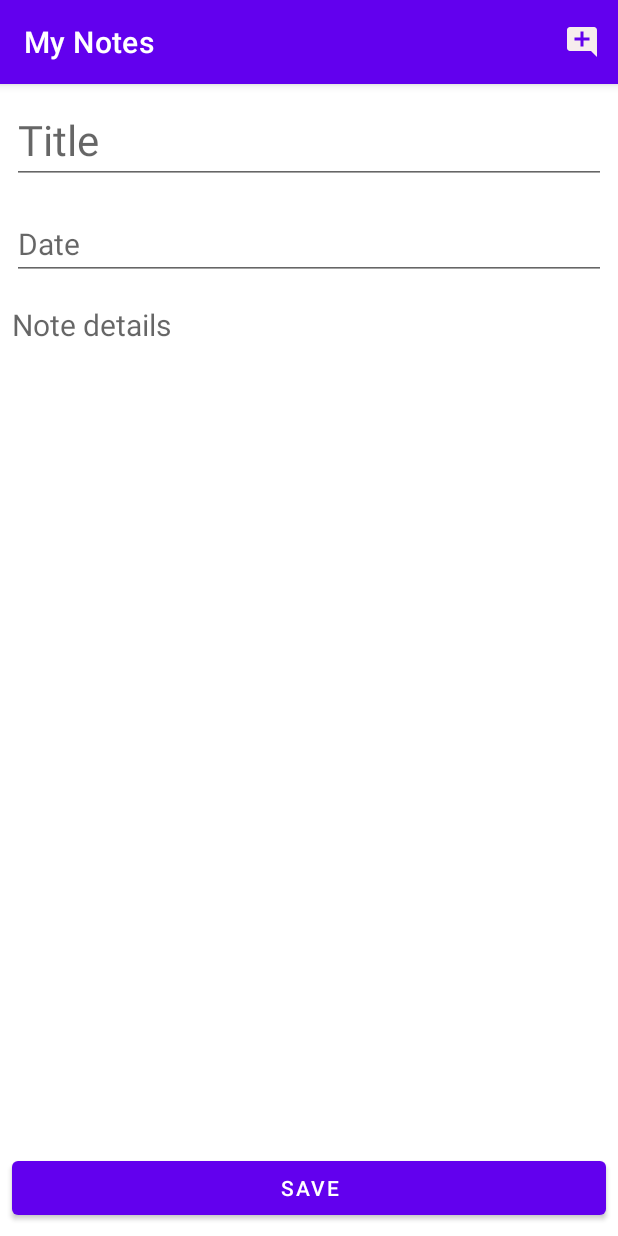
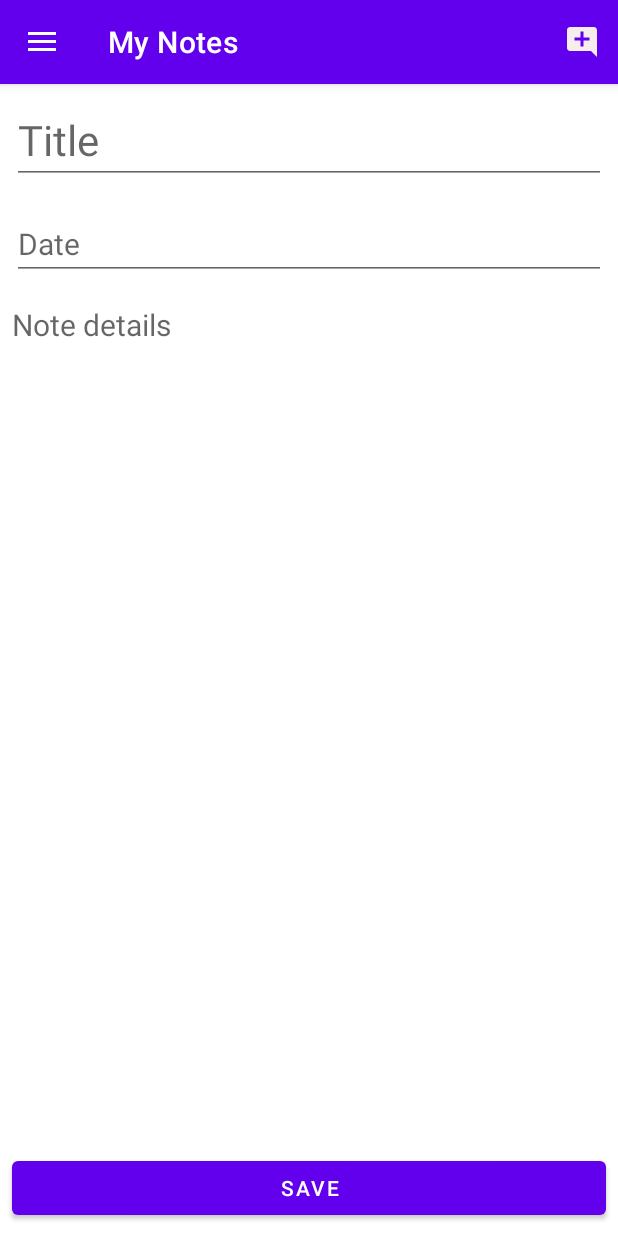
Before and after one commit to RomanGavrilovM/myNote, an Android app: the screen it shows after launch (MainActivity), after a tap on "Create note", on a phone screen of 412 x 824 dp. Run offline under Robolectric (Android 15) with nearby library versions, the phone set to English and light mode, and no system bars.

Commit message:
добавлен навигационный чертеж без логики и функциональность NavigationDrawer

```diff
--- a/app/src/main/java/com/example/mynote/ui/MainActivity.java
+++ b/app/src/main/java/com/example/mynote/ui/MainActivity.java
@@ -2,21 +2,29 @@ package com.example.mynote.ui;
 
 import androidx.annotation.NonNull;
 import androidx.annotation.Nullable;
+import androidx.appcompat.app.ActionBarDrawerToggle;
 import androidx.appcompat.app.AppCompatActivity;
 import androidx.appcompat.widget.Toolbar;
+import androidx.core.view.GravityCompat;
+import androidx.drawerlayout.widget.DrawerLayout;
 import androidx.fragment.app.FragmentManager;
 
-
+import android.annotation.SuppressLint;
 import android.os.Bundle;
 import android.view.Menu;
 import android.view.MenuInflater;
 import android.view.MenuItem;
+
+import com.google.android.material.navigation.NavigationView;
 
 import com.example.mynote.R;
 import com.example.mynote.domain.Note;
 
 public class MainActivity extends AppCompatActivity implements NotesListFragment.Controller, NoteEditFragment.Controller {
     private Toolbar toolbar;
+    private DrawerLayout drawer;
+    private NavigationView navigationView;
+
     private final FragmentManager fragmentManager = getSupportFragmentManager();
 
     @Override
@@ -25,14 +33,19 @@ public class MainActivity extends AppCompatActivity implements NotesListFragment
         setContentView(R.layout.activity_main);
 
         initToolbar();
-        initNotesListFragment();
+        initDrawer();
+        initNavigationView();
+        initDefaultFragment(savedInstanceState);
     }
 
-    private void initNotesListFragment() {
-        fragmentManager
-                .beginTransaction()
-                .add(R.id.fragment_container, new NotesListFragment())
-                .commit();
+    private void initDefaultFragment(Bundle savedInstanceState) {
+        if (savedInstanceState == null) {
+            fragmentManager
+                    .beginTransaction()
+                    .add(R.id.fragment_container, new NotesListFragment())
+                    .commit();
+            navigationView.setCheckedItem(R.id.drawer_item_notes_list);
+        }
     }
 
     @Override
@@ -45,19 +58,28 @@ public class MainActivity extends AppCompatActivity implements NotesListFragment
     @Override
     public boolean onOptionsItemSelected(@NonNull MenuItem item) {
         if (item.getItemId() == R.id.new_note_menu) {
-            openNoteScreen(null);
+            openNoteEditScreen(null);
             return true;
         }
         return super.onOptionsItemSelected(item);
     }
 
     @Override
-    public void openNoteScreen(@Nullable Note item) {
+    public void onBackPressed() {
+        if (drawer.isDrawerOpen(GravityCompat.START)){
+            drawer.closeDrawer(GravityCompat.START);
+        } else {
+            super.onBackPressed();
+        }
+    }
+
+    @Override
+    public void openNoteEditScreen(@Nullable Note item){
         fragmentManager
                 .beginTransaction()
                 .replace(R.id.fragment_container, NoteEditFragment.newInstance(item))
-                .addToBackStack(null)
                 .commit();
+        navigationView.setCheckedItem(R.id.drawer_item_note_edit);
     }
 
     @Override
@@ -65,12 +87,36 @@ public class MainActivity extends AppCompatActivity implements NotesListFragment
         fragmentManager
                 .beginTransaction()
                 .replace(R.id.fragment_container, NotesListFragment.newInstance(item))
-                .addToBackStack(null)
                 .commit();
+        navigationView.setCheckedItem(R.id.drawer_item_notes_list);
     }
 
     private void initToolbar() {
         toolbar = findViewById(R.id.toolbar);
         setSupportActionBar(toolbar);
     }
+
+    private void initDrawer() {
+        drawer = findViewById(R.id.navigation_drawer_layout);
+        ActionBarDrawerToggle drawerToggle = new ActionBarDrawerToggle(this, drawer, toolbar,
+                R.string.navigation_drawer_open, R.string.navigation_drawer_close);
+        drawer.addDrawerListener(drawerToggle);
+        drawerToggle.syncState();
+    }
+    @SuppressLint("NonConstantResourceId")
+    private void initNavigationView() {
+        navigationView = findViewById(R.id.navigation_view);
+        navigationView.setNavigationItemSelectedListener(item -> {
+            switch (item.getItemId()) {
+                case R.id.drawer_item_notes_list:
+                    openNotesListScreen(null);
+                    break;
+                case R.id.drawer_item_note_edit:
+                    openNoteEditScreen(null);
+                    break;
+            }
+            drawer.closeDrawer(GravityCompat.START);
+            return true;
+        });
+    }
 }
--- a/app/src/main/java/com/example/mynote/ui/NotesListFragment.java
+++ b/app/src/main/java/com/example/mynote/ui/NotesListFragment.java
@@ -26,7 +26,7 @@ public class NotesListFragment extends Fragment {
     private final NotesAdapter adapter = new NotesAdapter();
 
     interface Controller {
-        void openNoteScreen(Note item);
+        void openNoteEditScreen(Note item);
     }
 
     public static NotesListFragment newInstance(Note item) {
@@ -78,7 +78,7 @@ public class NotesListFragment extends Fragment {
 
     private void onItemClick(Note item) {
 
-        controller.openNoteScreen(item);
+        controller.openNoteEditScreen(item);
     }
 
     private void getArgs() {
--- /dev/null
+++ b/app/src/main/res/drawable/ic_note_add.xml
@@ -0,0 +1,5 @@
+<vector android:autoMirrored="true" android:height="24dp"
+    android:tint="#F6EDED" android:viewportHeight="24"
+    android:viewportWidth="24" android:width="24dp" xmlns:android="http://schemas.android.com/apk/res/android">
+    <path android:fillColor="@android:color/white" android:pathData="M14,2L6,2c-1.1,0 -1.99,0.9 -1.99,2L4,20c0,1.1 0.89,2 1.99,2L18,22c1.1,0 2,-0.9 2,-2L20,8l-6,-6zM16,16h-3v3h-2v-3L8,16v-2h3v-3h2v3h3v2zM13,9L13,3.5L18.5,9L13,9z"/>
+</vector>
--- /dev/null
+++ b/app/src/main/res/drawable/ic_notes_list.xml
@@ -0,0 +1,5 @@
+<vector android:autoMirrored="true" android:height="24dp"
+    android:tint="#F6EDED" android:viewportHeight="24"
+    android:viewportWidth="24" android:width="24dp" xmlns:android="http://schemas.android.com/apk/res/android">
+    <path android:fillColor="@android:color/white" android:pathData="M3,14h4v-4H3V14zM3,19h4v-4H3V19zM3,9h4V5H3V9zM8,14h13v-4H8V14zM8,19h13v-4H8V19zM8,5v4h13V5H8z"/>
+</vector>
--- a/app/src/main/res/layout/activity_main.xml
+++ b/app/src/main/res/layout/activity_main.xml
@@ -1,28 +1,41 @@
 <?xml version="1.0" encoding="utf-8"?>
-<LinearLayout xmlns:android="http://schemas.android.com/apk/res/android"
+<androidx.drawerlayout.widget.DrawerLayout xmlns:android="http://schemas.android.com/apk/res/android"
     xmlns:app="http://schemas.android.com/apk/res-auto"
     xmlns:tools="http://schemas.android.com/tools"
+    android:id="@+id/navigation_drawer_layout"
     android:layout_width="match_parent"
     android:layout_height="match_parent"
-    android:orientation="vertical"
-    tools:context=".ui.MainActivity">
+    android:fitsSystemWindows="true"
+    tools:context=".ui.MainActivity"
+    tools:openDrawer="start">
 
-    <com.google.android.material.appbar.AppBarLayout
+    <LinearLayout
         android:layout_width="match_parent"
-        android:layout_height="wrap_content">
+        android:layout_height="match_parent"
+        android:orientation="vertical">
 
         <androidx.appcompat.widget.Toolbar
             android:id="@+id/toolbar"
             android:layout_width="match_parent"
-            android:layout_height="wrap_content"
+            android:layout_height="?attr/actionBarSize"
             android:background="?attr/colorPrimary"
-            app:title="@string/app_name"
-            app:titleTextColor="@color/white" />
-    </com.google.android.material.appbar.AppBarLayout>
+            android:elevation="4dp"
+            android:theme="@style/ThemeOverlay.AppCompat.Dark.ActionBar"
+            app:popupTheme="@style/ThemeOverlay.AppCompat.Light"
+            app:title="@string/app_name" />
 
-    <FrameLayout
-        android:id="@+id/fragment_container"
-        android:layout_width="match_parent"
-        android:layout_height="match_parent"/>
+        <FrameLayout
+            android:id="@+id/fragment_container"
+            android:layout_width="match_parent"
+            android:layout_height="match_parent" />
+    </LinearLayout>
 
-</LinearLayout>
+    <com.google.android.material.navigation.NavigationView
+        android:id="@+id/navigation_view"
+        android:layout_width="wrap_content"
+        android:layout_height="match_parent"
+        android:layout_gravity="start"
+        android:fitsSystemWindows="true"
+        app:headerLayout="@layout/drawer_header"
+        app:menu="@menu/drawer_menu" />
+</androidx.drawerlayout.widget.DrawerLayout>
--- /dev/null
+++ b/app/src/main/res/menu/drawer_menu.xml
@@ -0,0 +1,17 @@
+<?xml version="1.0" encoding="utf-8"?>
+<menu xmlns:android="http://schemas.android.com/apk/res/android"
+    xmlns:tools="http://schemas.android.com/tools"
+    tools:showIn="navigation_view">
+
+    <group android:checkableBehavior="single">
+        <item
+            android:id="@+id/drawer_item_notes_list"
+            android:icon="@drawable/ic_notes_list"
+            android:title="Notes list" />
+
+        <item
+            android:id="@+id/drawer_item_note_edit"
+            android:icon="@drawable/ic_note_add"
+            android:title="Edit note" />
+    </group>
+</menu>
--- a/app/src/main/res/values/strings.xml
+++ b/app/src/main/res/values/strings.xml
@@ -28,4 +28,5 @@
     <!--    Exit dialog-->
     <string name="exit_dialog_title">Do you want to exit the application?</string>
     <string name="exit_dialog_toast">Application My Notes is closed</string>
+
 </resources>
```
Also changed, not shown: app/src/main/res/layout/drawer_header.xml (added, +24 -0 lines).
